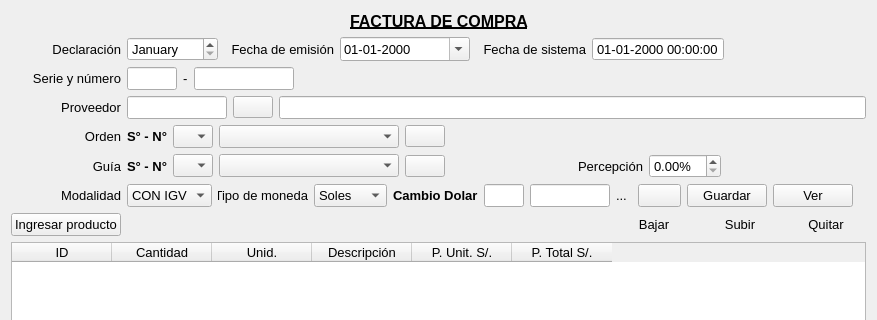
Old version of the form Facturacion/comprafactura.ui in the repository radtek/manager; both pictures show x 0 to 877 and y 0 to 320 of the 877 by 576 pixel window.
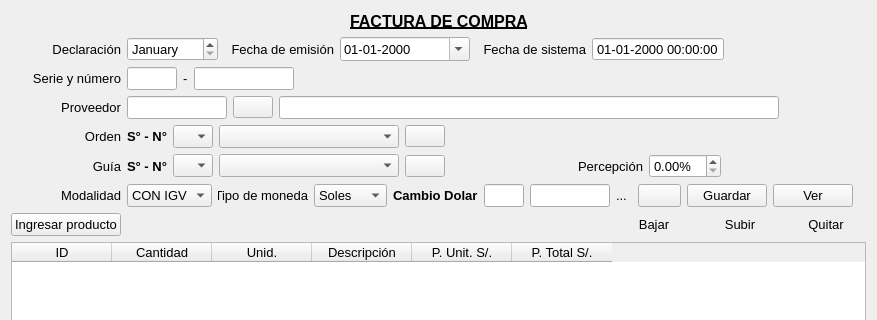
New version of the form. Icons and pictures are not drawn. Custom widgets are drawn as their Qt base class.

The edit to the form file:
```diff
--- a/Facturacion/comprafactura.ui
+++ b/Facturacion/comprafactura.ui
@@ -411,6 +411,18 @@
      </item>
      <item>
       <widget class="QLineEdit" name="lineEdit_nombre">
+       <property name="minimumSize">
+        <size>
+         <width>500</width>
+         <height>0</height>
+        </size>
+       </property>
+       <property name="maximumSize">
+        <size>
+         <width>500</width>
+         <height>16777215</height>
+        </size>
+       </property>
        <property name="font">
         <font>
          <pointsize>10</pointsize>
@@ -418,6 +430,19 @@
        </property>
       </widget>
      </item>
+     <item>
+      <spacer name="horizontalSpacer_10">
+       <property name="orientation">
+        <enum>Qt::Horizontal</enum>
+       </property>
+       <property name="sizeHint" stdset="0">
+        <size>
+         <width>40</width>
+         <height>20</height>
+        </size>
+       </property>
+      </spacer>
+     </item>
     </layout>
    </item>
    <item>
```
